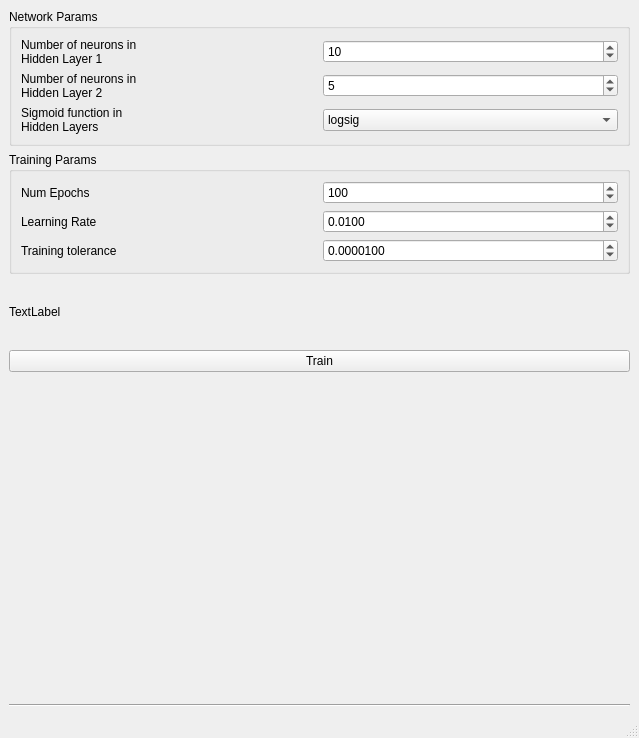
Qt form spectrum_sensing.ui (zzv2/cs4701) before a commit.
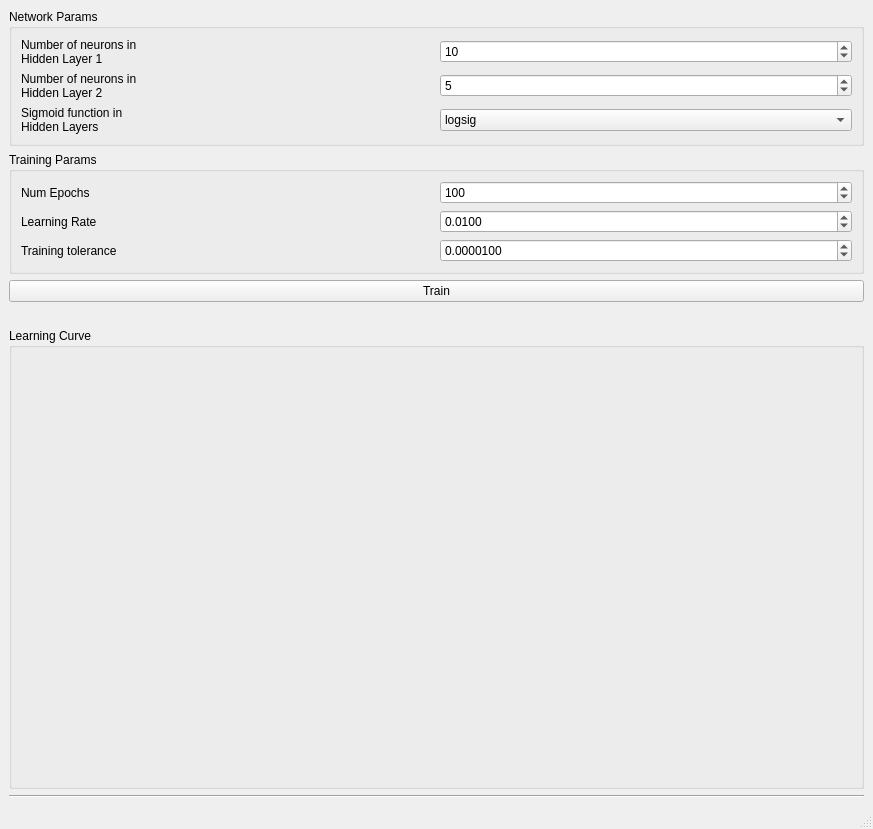
The same form after that commit.

Commit message: plot axis are visable

```diff
--- a/spectrum_sensing.ui
+++ b/spectrum_sensing.ui
@@ -6,8 +6,8 @@
    <rect>
     <x>0</x>
     <y>0</y>
-    <width>639</width>
-    <height>738</height>
+    <width>873</width>
+    <height>824</height>
    </rect>
   </property>
   <property name="windowTitle">
@@ -148,13 +148,6 @@
       </layout>
      </widget>
     </item>
-    <item>
-     <widget class="QLabel" name="label_13">
-      <property name="text">
-       <string>TextLabel</string>
-      </property>
-     </widget>
-    </item>
     <item>
      <widget class="QPushButton" name="train_button">
       <property name="text">
@@ -176,20 +169,42 @@
      </spacer>
     </item>
     <item>
-     <widget class="QWidget" name="epoch_loss_plot" native="true">
-      <property name="minimumSize">
-       <size>
-        <width>0</width>
-        <height>300</height>
-       </size>
+     <widget class="QGroupBox" name="groupBox">
+      <property name="title">
+       <string>Learning Curve</string>
       </property>
-      <property name="maximumSize">
-       <size>
-        <width>16777215</width>
-        <height>600</height>
-       </size>
-      </property>
-      <layout class="QVBoxLayout" name="verticalLayout_2"/>
+      <layout class="QVBoxLayout" name="verticalLayout_3">
+       <item>
+        <spacer name="horizontalSpacer_2">
+         <property name="orientation">
+          <enum>Qt::Horizontal</enum>
+         </property>
+         <property name="sizeHint" stdset="0">
+          <size>
+           <width>40</width>
+           <height>20</height>
+          </size>
+         </property>
+        </spacer>
+       </item>
+       <item>
+        <widget class="QWidget" name="epoch_loss_plot" native="true">
+         <property name="minimumSize">
+          <size>
+           <width>0</width>
+           <height>400</height>
+          </size>
+         </property>
+         <property name="maximumSize">
+          <size>
+           <width>16777215</width>
+           <height>600</height>
+          </size>
+         </property>
+         <layout class="QVBoxLayout" name="verticalLayout_2"/>
+        </widget>
+       </item>
+      </layout>
      </widget>
     </item>
     <item>
```
Left out of the diff: 101 changed lines with no effect on the pictures. The commit also changes 2 other files.
